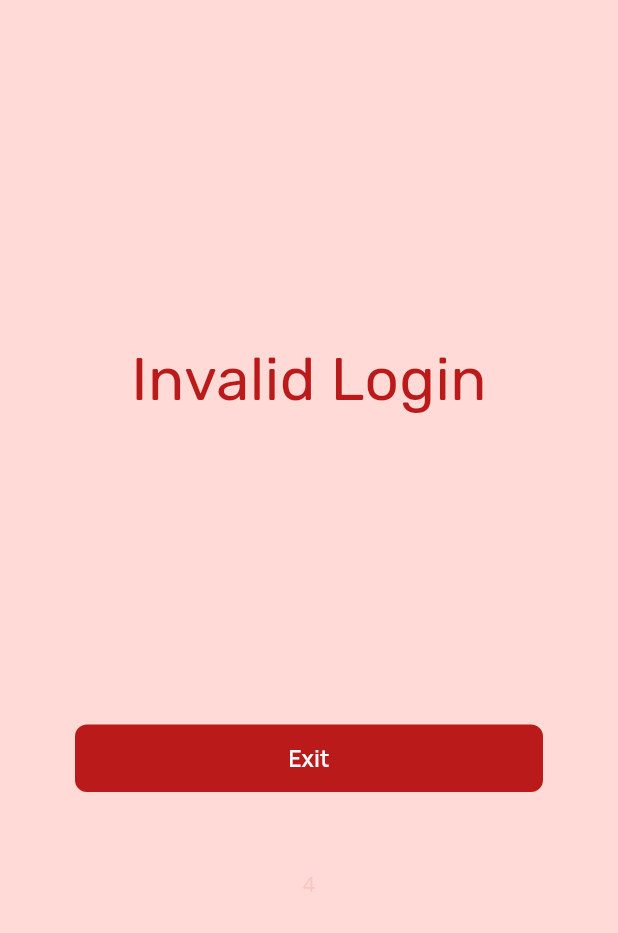
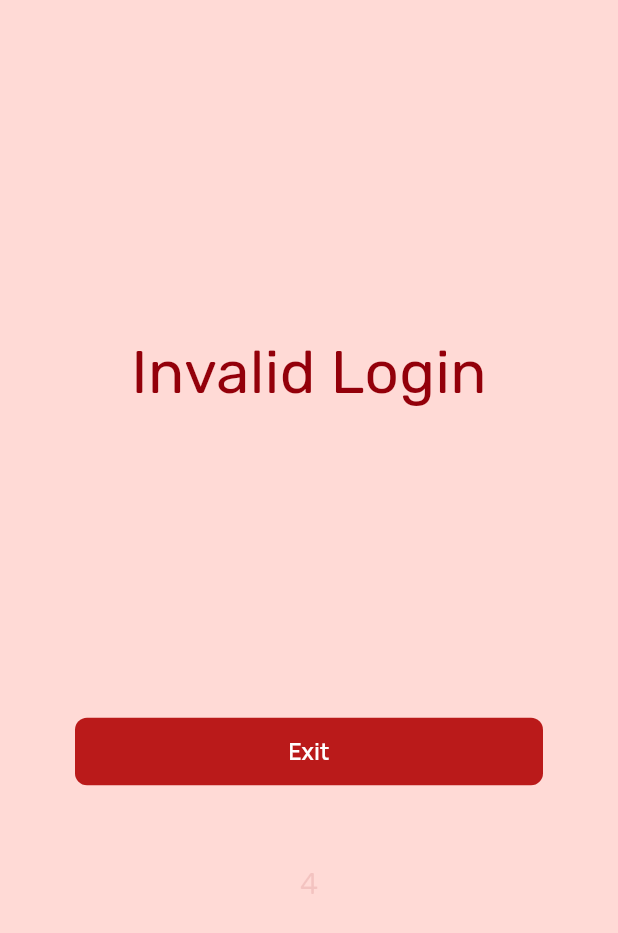
Before and after one commit to darrylad/LoFo, a Flutter app: the LoginFailedPage screen opened directly, on a phone screen of 412 x 824 dp. Shown: the top 933 px of the screen. Run offline on Flutter 3.47's test engine with Material 3 defaults, Android fonts, the phone set to English and light mode, and no system bars; our stand-ins replace cloud_firestore, firebase_auth, firebase_core, firebase_storage, google_sign_in, image_picker and 3 more; accounts and stored records are empty; generated files the repository leaves out were written again.

Commit message:
minor refinements

```diff
--- a/lib/components/button.dart
+++ b/lib/components/button.dart
@@ -394,7 +394,7 @@ class SecurityConfirmatoryButton extends StatelessWidget {
                         shadow: const [
                           BoxShadow(color: Colors.black26, blurRadius: 10)
                         ],
-                        backgroundColor: themeData.colorScheme.surface,
+                        backgroundColor: themeData.colorScheme.tertiary,
                         // barrierColor: Colors.blueGrey[200]!.withOpacity(0.3),
                         barrierColor:
                             themeData.scaffoldBackgroundColor.withOpacity(0.3),
--- a/lib/pages/login_page.dart
+++ b/lib/pages/login_page.dart
@@ -5,7 +5,6 @@ import 'package:lofo/backend/login_details.dart';
 import 'package:lofo/components/button.dart';
 import 'package:lofo/login_verification.dart';
 import 'package:lofo/main.dart';
-import 'package:lofo/theme/default_theme.dart';
 
 class LoginPage extends StatefulWidget {
   const LoginPage({super.key});
@@ -177,14 +176,15 @@ class _LoginFailedPageState extends State<LoginFailedPage> {
   @override
   Widget build(BuildContext context) {
     return Scaffold(
-      backgroundColor: lightColorScheme.errorContainer,
+      backgroundColor: themeData.colorScheme.errorContainer,
       body: Column(
         mainAxisAlignment: MainAxisAlignment.center,
         crossAxisAlignment: CrossAxisAlignment.center,
         children: [
           Text(
             'Invalid Login',
-            style: TextStyle(color: warningPrimaryColor, fontSize: 40),
+            style: TextStyle(
+                color: themeData.colorScheme.onErrorContainer, fontSize: 40),
           ),
           const SizedBox(height: 200),
           Padding(
@@ -200,7 +200,9 @@ class _LoginFailedPageState extends State<LoginFailedPage> {
           Opacity(
               opacity: 0.1,
               child: Text('$_remainingTime',
-                  style: TextStyle(color: warningPrimaryColor))),
+                  style: TextStyle(
+                      color: themeData.colorScheme.onErrorContainer,
+                      fontSize: 20))),
         ],
       ),
     );
--- a/lib/pages/new_post.dart
+++ b/lib/pages/new_post.dart
@@ -425,7 +425,7 @@ class _NewPostPageState extends State<NewPostPage> {
             shape: RoundedRectangleBorder(
               borderRadius: BorderRadius.circular(8),
             ),
-            backgroundColor: secondaryButtonBackgroundSolidColor,
+            backgroundColor: themeData.colorScheme.primaryContainer,
             shadowColor: Colors.transparent,
             elevation: 0),
         child: AnimatedContainer(
@@ -436,7 +436,7 @@ class _NewPostPageState extends State<NewPostPage> {
           decoration: BoxDecoration(
               color: pickedPostImage != null
                   ? Colors.transparent
-                  : secondaryButtonBackgroundSolidColor,
+                  : themeData.colorScheme.primaryContainer,
               borderRadius: BorderRadius.circular(8),
               image: (pickedPostImage != null)
                   ? DecorationImage(
--- a/lib/theme/default_theme.dart
+++ b/lib/theme/default_theme.dart
@@ -1,5 +1,4 @@
 import 'package:flutter/material.dart';
-import 'package:lofo/main.dart';
 // import 'package:google_fonts/google_fonts.dart';
 
 List<String> fonts = ['Manrope', 'Rubik'];
@@ -77,9 +76,7 @@ ColorScheme lightColorScheme = lightThemeData.colorScheme;
 // Color secondaryButtonBackGroundColor =
 //     themeData.colorScheme.primary.withOpacity(0.2);
 
-Color secondaryButtonBackgroundSolidColor =
-    themeData.colorScheme.primaryContainer;
-
-Color warningPrimaryColor = themeData.colorScheme.error;
+// Color secondaryButtonBackgroundSolidColor =
+//     themeData.colorScheme.primaryContainer;
 
 Color backgroundAnimationColor = const Color.fromRGBO(0, 57, 95, 0.627);
```
